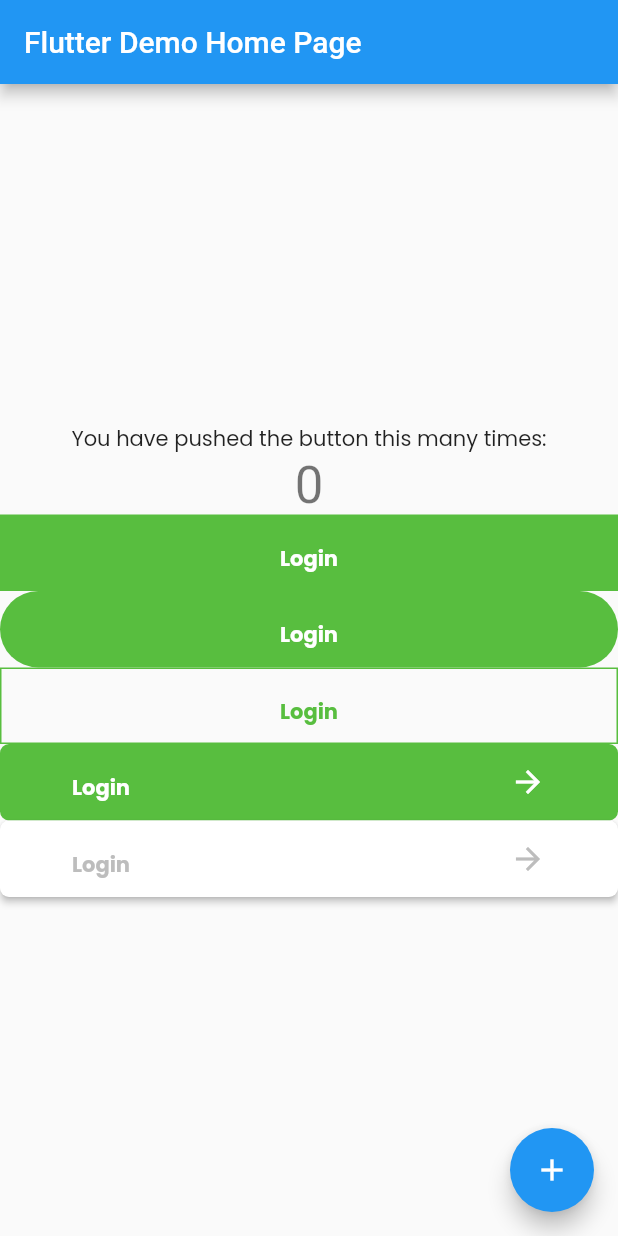
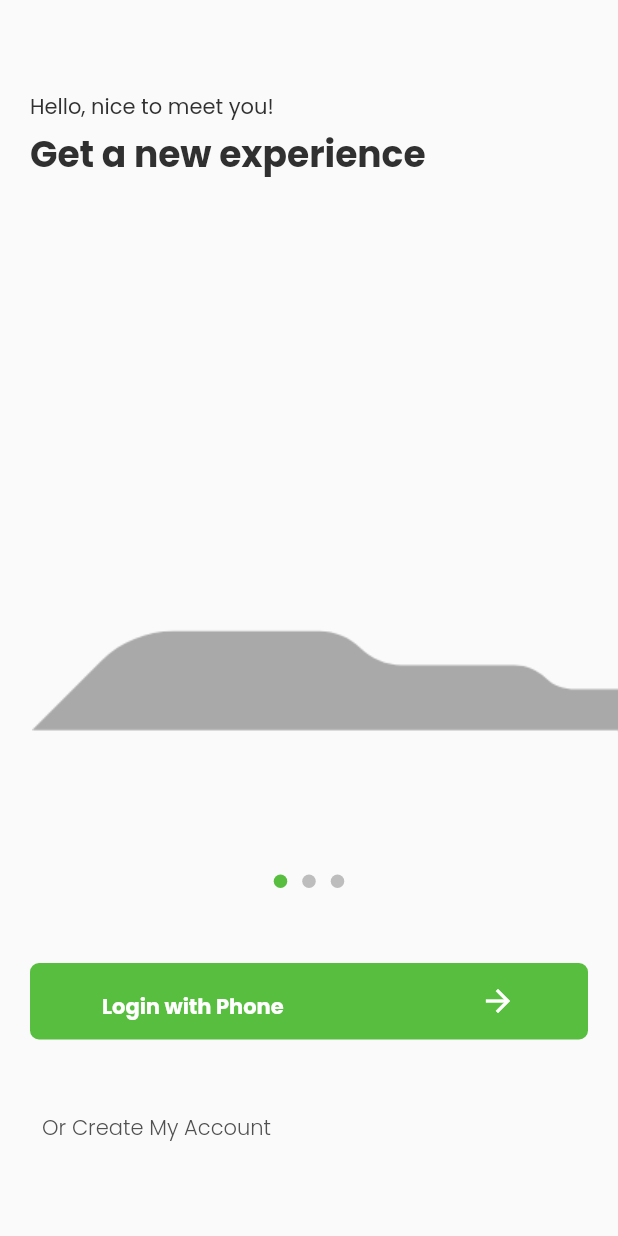
Before and after one commit to duchdtran/taxi_driver, a Flutter app: the screen it shows after launch, on a phone screen of 412 x 824 dp. Run offline on Flutter 3.47's test engine with Material 2 defaults, Android fonts, the phone set to English and light mode, and no system bars; our stand-ins replace flutter_rating_bar.

Commit message:
Refs #2: develop welcome screen

```diff
--- a/lib/main.dart
+++ b/lib/main.dart
@@ -1,123 +1,15 @@
-import 'dart:ui';
-
 import 'package:flutter/material.dart';
-import 'package:taxi_driver/views/resources/font_config.dart';
-import 'package:taxi_driver/views/widgets/app_button.dart';
-import 'package:taxi_driver/views/widgets/app_rating_bar.dart';
+import 'package:taxi_driver/views/screens/welcome/welcome.dart';
 
 void main() {
   runApp(MyApp());
 }
 
 class MyApp extends StatelessWidget {
-  // This widget is the root of your application.
   @override
   Widget build(BuildContext context) {
     return MaterialApp(
-      title: 'Flutter Demo',
-      theme: ThemeData(
-        // This is the theme of your application.
-        //
-        // Try running your application with "flutter run". You'll see the
-        // application has a blue toolbar. Then, without quitting the app, try
-        // changing the primarySwatch below to Colors.green and then invoke
-        // "hot reload" (press "r" in the console where you ran "flutter run",
-        // or simply save your changes to "hot reload" in a Flutter IDE).
-        // Notice that the counter didn't reset back to zero; the application
-        // is not restarted.
-        primarySwatch: Colors.blue,
-      ),
-      home: MyHomePage(title: 'Flutter Demo Home Page'),
+      home: WelcomeScreen(),
     );
   }
 }
-
-class MyHomePage extends StatefulWidget {
-  MyHomePage({Key key, this.title}) : super(key: key);
-
-  // This widget is the home page of your application. It is stateful, meaning
-  // that it has a State object (defined below) that contains fields that affect
-  // how it looks.
-
-  // This class is the configuration for the state. It holds the values (in this
-  // case the title) provided by the parent (in this case the App widget) and
-  // used by the build method of the State. Fields in a Widget subclass are
-  // always marked "final".
-
-  final String title;
-
-  @override
-  _MyHomePageState createState() => _MyHomePageState();
-}
-
-class _MyHomePageState extends State<MyHomePage> {
-  int _counter = 0;
-
-  void _incrementCounter() {
-    setState(() {
-      // This call to setState tells the Flutter framework that something has
-      // changed in this State, which causes it to rerun the build method below
-      // so that the display can reflect the updated values. If we changed
-      // _counter without calling setState(), then the build method would not be
-      // called again, and so nothing would appear to happen.
-      _counter++;
-    });
-  }
-
-  @override
-  Widget build(BuildContext context) {
-    // This method is rerun every time setState is called, for instance as done
-    // by the _incrementCounter method above.
-    //
-    // The Flutter framework has been optimized to make rerunning build methods
-    // fast, so that you can just rebuild anything that needs updating rather
-    // than having to individually change instances of widgets.
-    return Scaffold(
-      appBar: AppBar(
-        // Here we take the value from the MyHomePage object that was created by
-        // the App.build method, and use it to set our appbar title.
-        title: Text(widget.title),
-      ),
-      body: Center(
-        // Center is a layout widget. It takes a single child and positions it
-        // in the middle of the parent.
-        child: Column(
-          // Column is also a layout widget. It takes a list of children and
-          // arranges them vertically. By default, it sizes itself to fit its
-          // children horizontally, and tries to be as tall as its parent.
-          //
-          // Invoke "debug painting" (press "p" in the console, choose the
-          // "Toggle Debug Paint" action from the Flutter Inspector in Android
-          // Studio, or the "Toggle Debug Paint" command in Visual Studio Code)
-          // to see the wireframe for each widget.
-          //
-          // Column has various properties to control how it sizes itself and
-          // how it positions its children. Here we use mainAxisAlignment to
-          // center the children vertically; the main axis here is the vertical
-          // axis because Columns are vertical (the cross axis would be
-          // horizontal).
-          mainAxisAlignment: MainAxisAlignment.center,
-          children: <Widget>[
-            Text(
-              'You have pushed the button this many times:', style: TextStyle(fontFamily: FontConfig.fontFamily),
-            ),
-            Text(
-              '$_counter',
-              style: Theme.of(context).textTheme.headline4,
-            ),
-            Container(width: double.infinity,child: AppButton(label: 'Login',)),
-            Container(width: double.infinity,child: AppButton.round(label: 'Login', onPressed: (){})),
-            Container(width: double.infinity,child: AppButton.outline(label: 'Login', onPressed: (){})),
-            Container(width: double.infinity,child: AppButton.icon(label: 'Login', onPressed: (){})),
-            Container(width: double.infinity,child: AppButton.elevated(label: 'Login', onPressed: (){})),
-          ],
-        ),
-      ),
-      floatingActionButton: FloatingActionButton(
-        onPressed: _incrementCounter,
-        tooltip: 'Increment',
-        child: Icon(Icons.add),
-      ), // This trailing comma makes auto-formatting nicer for build methods.
-    );
-  }
-}
--- /dev/null
+++ b/lib/views/resources/dimension.dart
@@ -0,0 +1,4 @@
+class AppDimension {
+  static const screen_horizontal_margin = 20.0;
+  static const screen_vertical_margin = 20.0;
+}
--- /dev/null
+++ b/lib/views/resources/images.dart
@@ -0,0 +1,3 @@
+class AppImages {
+  static const BG_WELCOME = 'assets/images/bg/bg_welcome.png';
+}
--- /dev/null
+++ b/lib/views/screens/welcome/components/show_case_page_view.dart
@@ -0,0 +1,39 @@
+import 'package:flutter/material.dart';
+import 'package:taxi_driver/views/resources/color.dart';
+import 'package:taxi_driver/views/resources/images.dart';
+import 'package:taxi_driver/views/widgets/app_sized_box.dart';
+
+class ShowCasePageView extends StatelessWidget {
+  int indexPosition = 0;
+  @override
+  Widget build(BuildContext context) {
+    return Column(
+      children: [
+        Expanded(
+          child: SingleChildScrollView(
+            scrollDirection: Axis.horizontal,
+            child: Image.asset(AppImages.BG_WELCOME),
+          ),
+        ),
+        AppSizedBox.height(50),
+        Center(
+          child: Wrap(
+            spacing: 10,
+            children: List.generate(
+              3,
+              (index) => Container(
+                width: 9,
+                height: 9,
+                decoration: BoxDecoration(
+                    shape: BoxShape.circle,
+                    color: indexPosition == index
+                        ? AppColors.colorApple
+                        : AppColors.colorSilver),
+              ),
+            ),
+          ),
+        )
+      ],
+    );
+  }
+}
--- /dev/null
+++ b/lib/views/screens/welcome/welcome.dart
@@ -0,0 +1,97 @@
+import 'package:flutter/cupertino.dart';
+import 'package:flutter/material.dart';
+import 'package:taxi_driver/views/resources/color.dart';
+import 'package:taxi_driver/views/resources/dimension.dart';
+import 'package:taxi_driver/views/resources/style.dart';
+import 'package:taxi_driver/views/screens/welcome/components/show_case_page_view.dart';
+import 'package:taxi_driver/views/widgets/app_button.dart';
+import 'package:taxi_driver/views/widgets/app_sized_box.dart';
+
+class WelcomeScreen extends StatelessWidget {
+  @override
+  Widget build(BuildContext context) {
+    return Scaffold(
+      body: _buildBody(context),
+    );
+  }
+
+  Widget _buildBody(BuildContext context) {
+    return Column(
+      crossAxisAlignment: CrossAxisAlignment.start,
+      children: [
+        AppSizedBox.height(50),
+        _buildTitle(
+          context,
+          padding: EdgeInsets.symmetric(
+              horizontal: AppDimension.screen_horizontal_margin),
+        ),
+        AppSizedBox.height(60),
+        Expanded(child: _buildShowCasePageView(context)),
+        AppSizedBox.height(50),
+        _buildLoginButton(
+          context,
+          onPressed: () {},
+          padding: EdgeInsets.symmetric(
+            horizontal: AppDimension.screen_horizontal_margin,
+          ),
+        ),
+        AppSizedBox.height(35),
+        _buildCreateAccountButton(
+          context,
+          onPressed: () {},
+          padding: EdgeInsets.symmetric(
+            horizontal: AppDimension.screen_horizontal_margin,
+          ),
+        ),
+        AppSizedBox.height(48),
+      ],
+    );
+  }
+
+  Widget _buildTitle(BuildContext context, {EdgeInsets padding}) {
+    return Padding(
+      padding: padding,
+      child: RichText(
+        text: TextSpan(
+          children: [
+            TextSpan(
+              text: 'Hello, nice to meet you!\n',
+              style: AppStyles.stylePoppinsRegular14,
+            ),
+            TextSpan(
+              text: 'Get a new experience',
+              style: AppStyles.stylePoppinsBold24,
+            ),
+          ],
+        ),
+      ),
+    );
+  }
+
+  Widget _buildShowCasePageView(BuildContext context) {
+    return ShowCasePageView();
+  }
+
+  Widget _buildLoginButton(BuildContext context,
+      {VoidCallback onPressed, EdgeInsets padding}) {
+    return Padding(
+      padding: padding,
+      child: AppButton.icon(label: 'Login with Phone', onPressed: onPressed),
+    );
+  }
+
+  Widget _buildCreateAccountButton(BuildContext context,
+      {VoidCallback onPressed, EdgeInsets padding}) {
+    return Padding(
+      padding: padding,
+      child: TextButton(
+        onPressed: onPressed,
+        child: Text(
+          'Or Create My Account',
+          style: AppStyles.stylePoppinsLight14
+              .copyWith(color: AppColors.colorMatterhorn),
+        ),
+      ),
+    );
+  }
+}
--- /dev/null
+++ b/lib/views/widgets/app_sized_box.dart
@@ -0,0 +1,6 @@
+import 'package:flutter/material.dart';
+
+class AppSizedBox extends SizedBox {
+  const AppSizedBox.height(double height) : super(height: height);
+  const AppSizedBox.width(double width) : super(height: width);
+}
--- a/pubspec.yaml
+++ b/pubspec.yaml
@@ -47,8 +47,8 @@ flutter:
   uses-material-design: true
 
   # To add assets to your application, add an assets section, like this:
-  # assets:
-  #   - images/a_dot_burr.jpeg
+  assets:
+     - assets/images/bg/
   #   - images/a_dot_ham.jpeg
 
   # An image asset can refer to one or more resolution-specific "variants", see
```
Also changed, not shown: assets/images/bg/bg_welcome.png (added).
